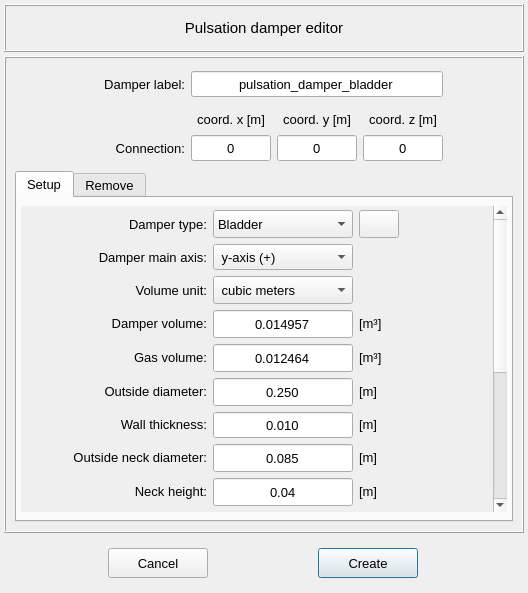
Above: pulse/interface/data/ui_files/model/editor/pulsation_damper_editor_inputs.ui from open-pulse/OpenPulse before the change. Below: the same form after it.
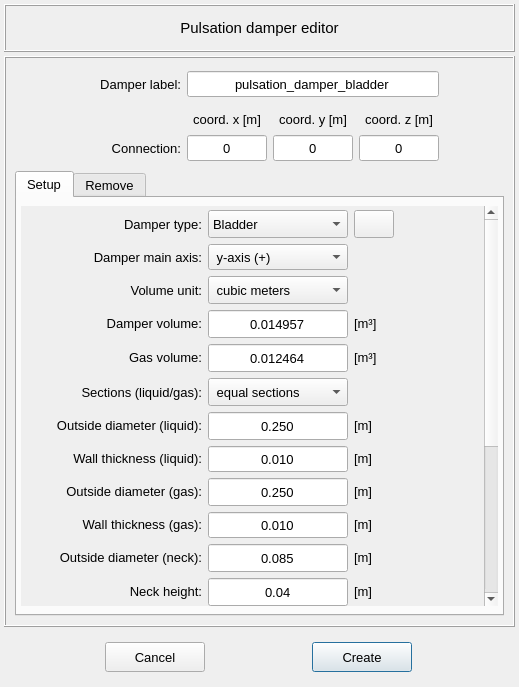
That is the form after the change. Icons and pictures are not drawn.

Commit message: Allow different section data for fluid and gas volumes in the pulsation damper editor UI

The edit to the form file:
```diff
--- a/pulse/interface/data/ui_files/model/editor/pulsation_damper_editor_inputs.ui
+++ b/pulse/interface/data/ui_files/model/editor/pulsation_damper_editor_inputs.ui
@@ -6,8 +6,8 @@
    <rect>
     <x>0</x>
     <y>0</y>
-    <width>528</width>
-    <height>593</height>
+    <width>519</width>
+    <height>687</height>
    </rect>
   </property>
   <property name="windowTitle">
@@ -114,7 +114,7 @@
      </property>
      <property name="maximumSize">
       <size>
-       <width>600</width>
+       <width>16777215</width>
        <height>1400</height>
       </size>
      </property>
@@ -219,8 +219,8 @@
                  <rect>
                   <x>0</x>
                   <y>0</y>
-                  <width>467</width>
-                  <height>558</height>
+                  <width>458</width>
+                  <height>658</height>
                  </rect>
                 </property>
                 <layout class="QGridLayout" name="gridLayout_11">
@@ -269,6 +269,19 @@
                     <property name="spacing">
                      <number>6</number>
                     </property>
+                    <item row="0" column="0">
+                     <spacer name="horizontalSpacer_11">
+                      <property name="orientation">
+                       <enum>Qt::Horizontal</enum>
+                      </property>
+                      <property name="sizeHint" stdset="0">
+                       <size>
+                        <width>40</width>
+                        <height>20</height>
+                       </size>
+                      </property>
+                     </spacer>
+                    </item>
                     <item row="0" column="3">
                      <widget class="QPushButton" name="pushButton_reset_entries">
                       <property name="minimumSize">
@@ -304,7 +317,99 @@
                       </property>
                      </widget>
                     </item>
-                    <item row="10" column="2">
+                    <item row="6" column="1">
+                     <widget class="QLabel" name="label_21">
+                      <property name="minimumSize">
+                       <size>
+                        <width>152</width>
+                        <height>28</height>
+                       </size>
+                      </property>
+                      <property name="maximumSize">
+                       <size>
+                        <width>152</width>
+                        <height>28</height>
+                       </size>
+                      </property>
+                      <property name="font">
+                       <font>
+                        <family>MS Shell Dlg 2</family>
+                        <pointsize>10</pointsize>
+                        <weight>50</weight>
+                        <italic>false</italic>
+                        <bold>false</bold>
+                       </font>
+                      </property>
+                      <property name="text">
+                       <string>&lt;html&gt;&lt;head/&gt;&lt;body&gt;&lt;p align=&quot;right&quot;&gt;Gas volume:&lt;/p&gt;&lt;/body&gt;&lt;/html&gt;</string>
+                      </property>
+                      <property name="alignment">
+                       <set>Qt::AlignRight|Qt::AlignTrailing|Qt::AlignVCenter</set>
+                      </property>
+                     </widget>
+                    </item>
+                    <item row="12" column="2">
+                     <widget class="QLineEdit" name="lineEdit_wall_thickness_gas">
+                      <property name="minimumSize">
+                       <size>
+                        <width>140</width>
+                        <height>26</height>
+                       </size>
+                      </property>
+                      <property name="maximumSize">
+                       <size>
+                        <width>140</width>
+                        <height>26</height>
+                       </size>
+                      </property>
+                      <property name="font">
+                       <font>
+                        <pointsize>10</pointsize>
+                       </font>
+                      </property>
+                      <property name="focusPolicy">
+                       <enum>Qt::StrongFocus</enum>
+                      </property>
+                      <property name="text">
+                       <string>0.010</string>
+                      </property>
+                      <property name="alignment">
+                       <set>Qt::AlignCenter</set>
+                      </property>
+                     </widget>
+                    </item>
+                    <item row="12" column="3">
+                     <widget class="QLabel" name="label_28">
+                      <property name="minimumSize">
+                       <size>
+                        <width>100</width>
+                        <height>26</height>
+                       </size>
+                      </property>
+                      <property name="maximumSize">
+                       <size>
+                        <width>100</width>
+                        <height>26</height>
+                       </size>
+                      </property>
+                      <property name="font">
+                       <font>
+                        <family>MS Shell Dlg 2</family>
+                        <pointsize>10</pointsize>
+                        <weight>50</weight>
+                        <italic>false</italic>
+                        <bold>false</bold>
+                       </font>
+                      </property>
+                      <property name="text">
+                       <string>&lt;html&gt;&lt;head/&gt;&lt;body&gt;&lt;p&gt;[m]&lt;/p&gt;&lt;/body&gt;&lt;/html&gt;</string>
+                      </property>
+                      <property name="alignment">
+                       <set>Qt::AlignLeading|Qt::AlignLeft|Qt::AlignVCenter</set>
+                      </property>
+                     </widget>
+                    </item>
+                    <item row="14" column="2">
                      <widget class="QLineEdit" name="lineEdit_neck_height">
                       <property name="minimumSize">
                        <size>
@@ -334,7 +439,7 @@
                       </property>
                      </widget>
                     </item>
-                    <item row="7" column="3">
+                    <item row="8" column="3">
                      <widget class="QLabel" name="label_15">
                       <property name="minimumSize">
                        <size>
@@ -365,50 +470,6 @@
                       </property>
                      </widget>
                     </item>
-                    <item row="0" column="0">
-                     <spacer name="horizontalSpacer_11">
-                      <property name="orientation">
-                       <enum>Qt::Horizontal</enum>
-                      </property>
-                      <property name="sizeHint" stdset="0">
-                       <size>
-                        <width>40</width>
-                        <height>20</height>
-                       </size>
-                      </property>
-                     </spacer>
-                    </item>
-                    <item row="7" column="1">
-                     <widget class="QLabel" name="label_22">
-                      <property name="minimumSize">
-                       <size>
-                        <width>152</width>
-                        <height>28</height>
-                       </size>
-                      </property>
-                      <property name="maximumSize">
-                       <size>
-                        <width>152</width>
-                        <height>28</height>
-                       </size>
-                      </property>
-                      <property name="font">
-                       <font>
-                        <family>MS Shell Dlg 2</family>
-                        <pointsize>10</pointsize>
-                        <weight>50</weight>
-                        <italic>false</italic>
-                        <bold>false</bold>
-                       </font>
-                      </property>
-                      <property name="text">
-                       <string>&lt;html&gt;&lt;head/&gt;&lt;body&gt;&lt;p align=&quot;right&quot;&gt;Outside diameter:&lt;/p&gt;&lt;/body&gt;&lt;/html&gt;</string>
-                      </property>
-                      <property name="alignment">
-                       <set>Qt::AlignRight|Qt::AlignTrailing|Qt::AlignVCenter</set>
-                      </property>
-                     </widget>
-                    </item>
                     <item row="5" column="2">
                      <widget class="QLineEdit" name="lineEdit_damper_volume">
                       <property name="minimumSize">
@@ -436,8 +497,8 @@
                       </property>
                      </widget>
                     </item>
-                    <item row="9" column="2">
-                     <widget class="QLineEdit" name="lineEdit_neck_outside_diameter">
+                    <item row="13" column="2">
+                     <widget class="QLineEdit" name="lineEdit_outside_diameter_neck">
                       <property name="minimumSize">
                        <size>
                         <width>140</width>
@@ -466,6 +527,67 @@
                       </property>
                      </widget>
                     </item>
+                    <item row="8" column="2">
+                     <widget class="QLineEdit" name="lineEdit_outside_diameter_liquid">
+                      <property name="minimumSize">
+                       <size>
+                        <width>140</width>
+                        <height>28</height>
+                       </size>
+                      </property>
+                      <property name="maximumSize">
+                       <size>
+                        <width>140</width>
+                        <height>28</height>
+                       </size>
+                      </property>
+                      <property name="font">
+                       <font>
+                        <pointsize>10</pointsize>
+                       </font>
+                      </property>
+                      <property name="focusPolicy">
+                       <enum>Qt::StrongFocus</enum>
+                      </property>
+                      <property name="text">
+                       <string>0.250</string>
+                      </property>
+                      <property name="alignment">
+                       <set>Qt::AlignCenter</set>
+                      </property>
+                     </widget>
+                    </item>
+                    <item row="8" column="1">
+                     <widget class="QLabel" name="label_22">
+                      <property name="minimumSize">
+                       <size>
+                        <width>152</width>
+                        <height>28</height>
+                       </size>
+                      </property>
+                      <property name="maximumSize">
+                       <size>
+                        <width>152</width>
+                        <height>28</height>
+                       </size>
+                      </property>
+                      <property name="font">
+                       <font>
+                        <family>MS Shell Dlg 2</family>
+                        <pointsize>10</pointsize>
+                        <weight>50</weight>
+                        <italic>false</italic>
+                        <bold>false</bold>
+                       </font>
+                      </property>
+                      <property name="text">
+                       <string>&lt;html&gt;&lt;head/&gt;&lt;body&gt;&lt;p align=&quot;right&quot;&gt;Outside diameter (liquid):&lt;/p&gt;&lt;/body&gt;&lt;/html&gt;</string>
+                      </property>
+                      <property name="alignment">
+                       <set>Qt::AlignRight|Qt::AlignTrailing|Qt::AlignVCenter</set>
+                      </property>
+                     </widget>
+                    </item>
                     <item row="5" column="3">
                      <widget class="QLabel" name="label_damper_volume_unit">
                       <property name="minimumSize">
@@ -497,7 +619,36 @@
                       </property>
                      </widget>
                     </item>
-                    <item row="10" column="1">
+                    <item row="4" column="1">
+                     <widget class="QLabel" name="label_19">
+                      <property name="minimumSize">
+                       <size>
+                        <width>152</width>
+                        <height>28</height>
+                       </size>
+                      </property>
+                      <property name="maximumSize">
+                       <size>
+                        <width>152</width>
+                        <height>28</height>
+                       </size>
+                      </property>
+                      <property name="font">
+                       <font>
+                        <pointsize>10</pointsize>
+                        <weight>50</weight>
+                        <bold>false</bold>
+                       </font>
+                      </property>
+                      <property name="text">
+                       <string>Volume unit:</string>
+                      </property>
+                      <property name="alignment">
+                       <set>Qt::AlignRight|Qt::AlignTrailing|Qt::AlignVCenter</set>
+                      </property>
+                     </widget>
+                    </item>
+                    <item row="14" column="1">
                      <widget class="QLabel" name="label_35">
                       <property name="minimumSize">
                        <size>
@@ -528,101 +679,6 @@
                       </property>
                      </widget>
                     </item>
-                    <item row="8" column="3">
-                     <widget class="QLabel" name="label_16">
-                      <property name="minimumSize">
-                       <size>
-                        <width>100</width>
-                        <height>26</height>
-                       </size>
-                      </property>
-                      <property name="maximumSize">
-                       <size>
-                        <width>100</width>
-                        <height>26</height>
-                       </size>
-                      </property>
-                      <property name="font">
-                       <font>
-                        <family>MS Shell Dlg 2</family>
-                        <pointsize>10</pointsize>
-                        <weight>50</weight>
-                        <italic>false</italic>
-                        <bold>false</bold>
-                       </font>
-                      </property>
-                      <property name="text">
-                       <string>&lt;html&gt;&lt;head/&gt;&lt;body&gt;&lt;p&gt;[m]&lt;/p&gt;&lt;/body&gt;&lt;/html&gt;</string>
-                      </property>
-                      <property name="alignment">
-                       <set>Qt::AlignLeading|Qt::AlignLeft|Qt::AlignVCenter</set>
-                      </property>
-                     </widget>
-                    </item>
-                    <item row="7" column="2">
-                     <widget class="QLineEdit" name="lineEdit_outside_diameter">
-                      <property name="minimumSize">
-                       <size>
-                        <width>140</width>
-                        <height>28</height>
-                       </size>
-                      </property>
-                      <property name="maximumSize">
-                       <size>
-                        <width>140</width>
-                        <height>28</height>
-                       </size>
-                      </property>
-                      <property name="font">
-                       <font>
-                        <pointsize>10</pointsize>
-                       </font>
-                      </property>
-                      <property name="focusPolicy">
-                       <enum>Qt::StrongFocus</enum>
-                      </property>
-                      <property name="text">
-                       <string>0.250</string>
-                      </property>
-                      <property name="alignment">
-                       <set>Qt::AlignCenter</set>
-                      </property>
-                     </widget>
-                    </item>
-                    <item row="0" column="2">
-                     <widget class="QComboBox" name="comboBox_damper_type">
-                      <property name="minimumSize">
-                       <size>
-                        <width>140</width>
-                        <height>28</height>
-                       </size>
-                      </property>
-                      <property name="maximumSize">
-                       <size>
-                        <width>16777215</width>
-                        <height>28</height>
-                       </size>
-                      </property>
-                      <property name="font">
-                       <font>
-                        <pointsize>10</pointsize>
-                       </font>
-                      </property>
-                      <property name="currentIndex">
-                       <number>0</number>
-                      </property>
-                      <item>
-                       <property name="text">
-                        <string>Bladder</string>
-                       </property>
-                      </item>
-                      <item>
-                       <property name="text">
-                        <string>Diaphragm</string>
-                       </property>
-                      </item>
-                     </widget>
-                    </item>
                     <item row="5" column="1">
                      <widget class="QLabel" name="label_20">
                       <property name="minimumSize">
@@ -654,11 +710,82 @@
                       </property>
                      </widget>
                     </item>
-                    <item row="4" column="1">
-                     <widget class="QLabel" name="label_19">
+                    <item row="0" column="4">
+                     <spacer name="horizontalSpacer_10">
+                      <property name="orientation">
+                       <enum>Qt::Horizontal</enum>
+                      </property>
+                      <property name="sizeHint" stdset="0">
+                       <size>
+                        <width>40</width>
+                        <height>20</height>
+                       </size>
+                      </property>
+                     </spacer>
+                    </item>
+                    <item row="6" column="3">
+                     <widget class="QLabel" name="label_gas_volume_unit">
                       <property name="minimumSize">
                        <size>
+                        <width>100</width>
+                        <height>28</height>
+                       </size>
+                      </property>
+                      <property name="maximumSize">
+                       <size>
+                        <width>100</width>
+                        <height>28</height>
+                       </size>
+                      </property>
+                      <property name="font">
+                       <font>
+                        <family>MS Shell Dlg 2</family>
+                        <pointsize>10</pointsize>
+                        <weight>50</weight>
+                        <italic>false</italic>
+                        <bold>false</bold>
+                       </font>
+                      </property>
+                      <property name="text">
+                       <string>&lt;html&gt;&lt;head/&gt;&lt;body&gt;&lt;p&gt;[m³]&lt;/p&gt;&lt;/body&gt;&lt;/html&gt;</string>
+                      </property>
+                      <property name="alignment">
+                       <set>Qt::AlignLeading|Qt::AlignLeft|Qt::AlignVCenter</set>
+                      </property>
+                     </widget>
+                    </item>
+                    <item row="3" column="1">
+                     <widget class="QLabel" name="label_5">
+                      <property name="minimumSize">
+                       <size>
                         <width>152</width>
+                        <height>26</height>
+                       </size>
+                      </property>
+                      <property name="maximumSize">
+                       <size>
+                        <width>152</width>
+                        <height>26</height>
+                       </size>
+                      </property>
+                      <property name="font">
+                       <font>
+                        <pointsize>10</pointsize>
+                       </font>
+                      </property>
+                      <property name="text">
+                       <string>Damper main axis:</string>
+                      </property>
+                      <property name="alignment">
+                       <set>Qt::AlignRight|Qt::AlignTrailing|Qt::AlignVCenter</set>
+                      </property>
+                     </widget>
+                    </item>
+                    <item row="0" column="1">
+                     <widget class="QLabel" name="label_9">
+                      <property name="minimumSize">
+                       <size>
+                        <width>152</width>
                         <height>28</height>
                        </size>
                       </property>
@@ -676,13 +803,75 @@
                        </font>
                       </property>
                       <property name="text">
-                       <string>Volume unit:</string>
+                       <string>Damper type:</string>
                       </property>
                       <property name="alignment">
                        <set>Qt::AlignRight|Qt::AlignTrailing|Qt::AlignVCenter</set>
                       </property>
                      </widget>
                     </item>
+                    <item row="12" column="1">
+                     <widget class="QLabel" name="label_26">
+                      <property name="minimumSize">
+                       <size>
+                        <width>152</width>
+                        <height>26</height>
+                       </size>
+                      </property>
+                      <property name="maximumSize">
+                       <size>
+                        <width>152</width>
+                        <height>26</height>
+                       </size>
+                      </property>
+                      <property name="font">
+                       <font>
+                        <family>MS Shell Dlg 2</family>
+                        <pointsize>10</pointsize>
+                        <weight>50</weight>
+                        <italic>false</italic>
+                        <bold>false</bold>
+                       </font>
+                      </property>
+                      <property name="text">
+                       <string>&lt;html&gt;&lt;head/&gt;&lt;body&gt;&lt;p align=&quot;right&quot;&gt;Wall thickness (gas):&lt;/p&gt;&lt;/body&gt;&lt;/html&gt;</string>
+                      </property>
+                      <property name="alignment">
+                       <set>Qt::AlignRight|Qt::AlignTrailing|Qt::AlignVCenter</set>
+                      </property>
+                     </widget>
+                    </item>
+                    <item row="10" column="3">
+                     <widget class="QLabel" name="label_25">
+                      <property name="minimumSize">
+                       <size>
+                        <width>100</width>
+                        <height>28</height>
+                       </size>
+                      </property>
+                      <property name="maximumSize">
+                       <size>
+                        <width>100</width>
+                        <height>28</height>
+                       </size>
+                      </property>
+                      <property name="font">
+                       <font>
+                        <family>MS Shell Dlg 2</family>
+                        <pointsize>10</pointsize>
+                        <weight>50</weight>
+                        <italic>false</italic>
+                        <bold>false</bold>
+                       </font>
+                      </property>
+                      <property name="text">
+                       <string>&lt;html&gt;&lt;head/&gt;&lt;body&gt;&lt;p&gt;[m]&lt;/p&gt;&lt;/body&gt;&lt;/html&gt;</string>
+                      </property>
+                      <property name="alignment">
+                       <set>Qt::AlignLeading|Qt::AlignLeft|Qt::AlignVCenter</set>
+                      </property>
+                     </widget>
+                    </item>
                     <item row="4" column="2">
                      <widget class="QComboBox" name="comboBox_volume_unit">
                       <property name="minimumSize">
@@ -719,7 +908,41 @@
                       </item>
                      </widget>
                     </item>
-                    <item row="10" column="3">
+                    <item row="0" column="2">
+                     <widget class="QComboBox" name="comboBox_damper_type">
+                      <property name="minimumSize">
+                       <size>
+                        <width>140</width>
+                        <height>28</height>
+                       </size>
+                      </property>
+                      <property name="maximumSize">
+                       <size>
+                        <width>16777215</width>
+                        <height>28</height>
+                       </size>
+                      </property>
+                      <property name="font">
+                       <font>
+                        <pointsize>10</pointsize>
+                       </font>
+                      </property>
+                      <property name="currentIndex">
+                       <number>0</number>
+                      </property>
+                      <item>
+                       <property name="text">
+                        <string>Bladder</string>
+                       </property>
+                      </item>
+                      <item>
+                       <property name="text">
+                        <string>Diaphragm</string>
+                       </property>
+                      </item>
+                     </widget>
+                    </item>
+                    <item row="14" column="3">
                      <widget class="QLabel" name="label_18">
                       <property name="minimumSize">
                        <size>
@@ -780,40 +1003,10 @@
                       </property>
                      </widget>
                     </item>
-                    <item row="8" column="2">
-                     <widget class="QLineEdit" name="lineEdit_wall_thickness">
+                    <item row="7" column="1">
+                     <widget class="QLabel" name="label_29">
                       <property name="minimumSize">
                        <size>
-                        <width>140</width>
-                        <height>26</height>
-                       </size>
-                      </property>
-                      <property name="maximumSize">
-                       <size>
-                        <width>140</width>
-                        <height>26</height>
-                       </size>
-                      </property>
-                      <property name="font">
-                       <font>
-                        <pointsize>10</pointsize>
-                       </font>
-                      </property>
-                      <property name="focusPolicy">
-                       <enum>Qt::StrongFocus</enum>
-                      </property>
-                      <property name="text">
-                       <string>0.010</string>
-                      </property>
-                      <property name="alignment">
-                       <set>Qt::AlignCenter</set>
-                      </property>
-                     </widget>
-                    </item>
-                    <item row="6" column="1">
-                     <widget class="QLabel" name="label_21">
-                      <property name="minimumSize">
-                       <size>
                         <width>152</width>
                         <height>28</height>
                        </size>
@@ -826,98 +1019,52 @@
                       </property>
                       <property name="font">
                        <font>
-                        <family>MS Shell Dlg 2</family>
                         <pointsize>10</pointsize>
                         <weight>50</weight>
-                        <italic>false</italic>
                         <bold>false</bold>
                        </font>
                       </property>
                       <property name="text">
-                       <string>&lt;html&gt;&lt;head/&gt;&lt;body&gt;&lt;p align=&quot;right&quot;&gt;Gas volume:&lt;/p&gt;&lt;/body&gt;&lt;/html&gt;</string>
+                       <string>Sections (liquid/gas):</string>
                       </property>
                       <property name="alignment">
                        <set>Qt::AlignRight|Qt::AlignTrailing|Qt::AlignVCenter</set>
                       </property>
                      </widget>
                     </item>
-                    <item row="8" column="1">
-                     <widget class="QLabel" name="label_23">
+                    <item row="7" column="2">
+                     <widget class="QComboBox" name="comboBox_volume_sections">
                       <property name="minimumSize">
                        <size>
-                        <width>152</width>
-                        <height>26</height>
-                       </size>
-                      </property>
-                      <property name="maximumSize">
-                       <size>
-                        <width>152</width>
-                        <height>26</height>
-                       </size>
-                      </property>
-                      <property name="font">
-                       <font>
-                        <family>MS Shell Dlg 2</family>
-                        <pointsize>10</pointsize>
-                        <weight>50</weight>
-                        <italic>false</italic>
-                        <bold>false</bold>
-                       </font>
-                      </property>
-                      <property name="text">
-                       <string>&lt;html&gt;&lt;head/&gt;&lt;body&gt;&lt;p align=&quot;right&quot;&gt;Wall thickness:&lt;/p&gt;&lt;/body&gt;&lt;/html&gt;</string>
-                      </property>
-                      <property name="alignment">
-                       <set>Qt::AlignRight|Qt::AlignTrailing|Qt::AlignVCenter</set>
-                      </property>
-                     </widget>
-                    </item>
-                    <item row="6" column="3">
-                     <widget class="QLabel" name="label_gas_volume_unit">
-                      <property name="minimumSize">
-                       <size>
-                        <width>100</width>
+                        <width>140</width>
                         <height>28</height>
                        </size>
                       </property>
                       <property name="maximumSize">
                        <size>
-                        <width>100</width>
+                        <width>140</width>
                         <height>28</height>
                        </size>
                       </property>
                       <property name="font">
                        <font>
-                        <family>MS Shell Dlg 2</family>
                         <pointsize>10</pointsize>
-                        <weight>50</weight>
-                        <italic>false</italic>
-                        <bold>false</bold>
                        </font>
                       </property>
-                      <property name="text">
-                       <string>&lt;html&gt;&lt;head/&gt;&lt;body&gt;&lt;p&gt;[m³]&lt;/p&gt;&lt;/body&gt;&lt;/html&gt;</string>
-                      </property>
-                      <property name="alignment">
-                       <set>Qt::AlignLeading|Qt::AlignLeft|Qt::AlignVCenter</set>
-                      </property>
+                      <item>
+                       <property name="text">
+                        <string> equal sections</string>
+                       </property>
+                      </item>
+                      <item>
+                       <property name="text">
+                        <string> different sections</string>
+                       </property>
+                      </item>
                      </widget>
                     </item>
-                    <item row="0" column="4">
-                     <spacer name="horizontalSpacer_10">
-                      <property name="orientation">
-                       <enum>Qt::Horizontal</enum>
-                      </property>
-                      <property name="sizeHint" stdset="0">
-                       <size>
-                        <width>40</width>
-                        <height>20</height>
-                       </size>
-                      </property>
-                     </spacer>
-                    </item>
-                    <item row="0" column="1">
-                     <widget class="QLabel" name="label_9">
+                    <item row="10" column="1">
+                     <widget class="QLabel" name="label_24">
                       <property name="minimumSize">
                        <size>
                         <width>152</width>
@@ -932,20 +1079,22 @@
                       </property>
                       <property name="font">
                        <font>
+                        <family>MS Shell Dlg 2</family>
                         <pointsize>10</pointsize>
                         <weight>50</weight>
+                        <italic>false</italic>
                         <bold>false</bold>
                        </font>
                       </property>
                       <property name="text">
-                       <string>Damper type:</string>
+                       <string>&lt;html&gt;&lt;head/&gt;&lt;body&gt;&lt;p align=&quot;right&quot;&gt;Outside diameter (gas):&lt;/p&gt;&lt;/body&gt;&lt;/html&gt;</string>
                       </property>
                       <property name="alignment">
                        <set>Qt::AlignRight|Qt::AlignTrailing|Qt::AlignVCenter</set>
                       </property>
                      </widget>
                     </item>
-                    <item row="9" column="1">
+                    <item row="13" column="1">
                      <widget class="QLabel" name="label_27">
                       <property name="minimumSize">
                        <size>
@@ -969,14 +1118,44 @@
                        </font>
                       </property>
                       <property name="text">
-                       <string>&lt;html&gt;&lt;head/&gt;&lt;body&gt;&lt;p align=&quot;right&quot;&gt;Outside neck diameter:&lt;/p&gt;&lt;/body&gt;&lt;/html&gt;</string>
+                       <string>&lt;html&gt;&lt;head/&gt;&lt;body&gt;&lt;p align=&quot;right&quot;&gt;Outside diameter (neck):&lt;/p&gt;&lt;/body&gt;&lt;/html&gt;</string>
                       </property>
                       <property name="alignment">
                        <set>Qt::AlignRight|Qt::AlignTrailing|Qt::AlignVCenter</set>
                       </property>
                      </widget>
                     </item>
-                    <item row="9" column="3">
+                    <item row="10" column="2">
+                     <widget class="QLineEdit" name="lineEdit_outside_diameter_gas">
+                      <property name="minimumSize">
+                       <size>
+                        <width>140</width>
+                        <height>28</height>
+                       </size>
+                      </property>
+                      <property name="maximumSize">
+                       <size>
+                        <width>140</width>
+                        <height>28</height>
+                       </size>
+                      </property>
+                      <property name="font">
+                       <font>
+                        <pointsize>10</pointsize>
+                       </font>
+                      </property>
+                      <property name="focusPolicy">
+                       <enum>Qt::StrongFocus</enum>
+                      </property>
+                      <property name="text">
+                       <string>0.250</string>
+                      </property>
+                      <property name="alignment">
+                       <set>Qt::AlignCenter</set>
+                      </property>
+                     </widget>
+                    </item>
+                    <item row="13" column="3">
                      <widget class="QLabel" name="label_17">
                       <property name="minimumSize">
                        <size>
@@ -1061,8 +1240,8 @@
                       </item>
                      </widget>
                     </item>
-                    <item row="3" column="1">
-                     <widget class="QLabel" name="label_5">
+                    <item row="9" column="1">
+                     <widget class="QLabel" name="label_23">
                       <property name="minimumSize">
                        <size>
                         <width>152</width>
@@ -1077,17 +1256,82 @@
                       </property>
                       <property name="font">
                        <font>
+                        <family>MS Shell Dlg 2</family>
                         <pointsize>10</pointsize>
+                        <weight>50</weight>
+                        <italic>false</italic>
+                        <bold>false</bold>
                        </font>
                       </property>
                       <property name="text">
-                       <string>Damper main axis:</string>
+                       <string>&lt;html&gt;&lt;head/&gt;&lt;body&gt;&lt;p align=&quot;right&quot;&gt;Wall thickness (liquid):&lt;/p&gt;&lt;/body&gt;&lt;/html&gt;</string>
                       </property>
                       <property name="alignment">
                        <set>Qt::AlignRight|Qt::AlignTrailing|Qt::AlignVCenter</set>
                       </property>
                      </widget>
                     </item>
+                    <item row="9" column="2">
+                     <widget class="QLineEdit" name="lineEdit_wall_thickness_liquid">
+                      <property name="minimumSize">
+                       <size>
+                        <width>140</width>
+                        <height>26</height>
+                       </size>
+                      </property>
+                      <property name="maximumSize">
+                       <size>
+                        <width>140</width>
+                        <height>26</height>
+                       </size>
+                      </property>
+                      <property name="font">
+                       <font>
+                        <pointsize>10</pointsize>
+                       </font>
+                      </property>
+                      <property name="focusPolicy">
+                       <enum>Qt::StrongFocus</enum>
+                      </property>
+                      <property name="text">
+                       <string>0.010</string>
+                      </property>
+                      <property name="alignment">
+                       <set>Qt::AlignCenter</set>
+                      </property>
+                     </widget>
+                    </item>
+                    <item row="9" column="3">
+                     <widget class="QLabel" name="label_16">
+                      <property name="minimumSize">
+                       <size>
+                        <width>100</width>
+                        <height>26</height>
+                       </size>
+                      </property>
+                      <property name="maximumSize">
+                       <size>
+                        <width>100</width>
+                        <height>26</height>
+                       </size>
+                      </property>
+                      <property name="font">
+                       <font>
+                        <family>MS Shell Dlg 2</family>
+                        <pointsize>10</pointsize>
+                        <weight>50</weight>
+                        <italic>false</italic>
+                        <bold>false</bold>
+                       </font>
+                      </property>
+                      <property name="text">
+                       <string>&lt;html&gt;&lt;head/&gt;&lt;body&gt;&lt;p&gt;[m]&lt;/p&gt;&lt;/body&gt;&lt;/html&gt;</string>
+                      </property>
+                      <property name="alignment">
+                       <set>Qt::AlignLeading|Qt::AlignLeft|Qt::AlignVCenter</set>
+                      </property>
+                     </widget>
+                    </item>
                    </layout>
                   </widget>
                  </item>
```
The commit also changes 2 other files.
